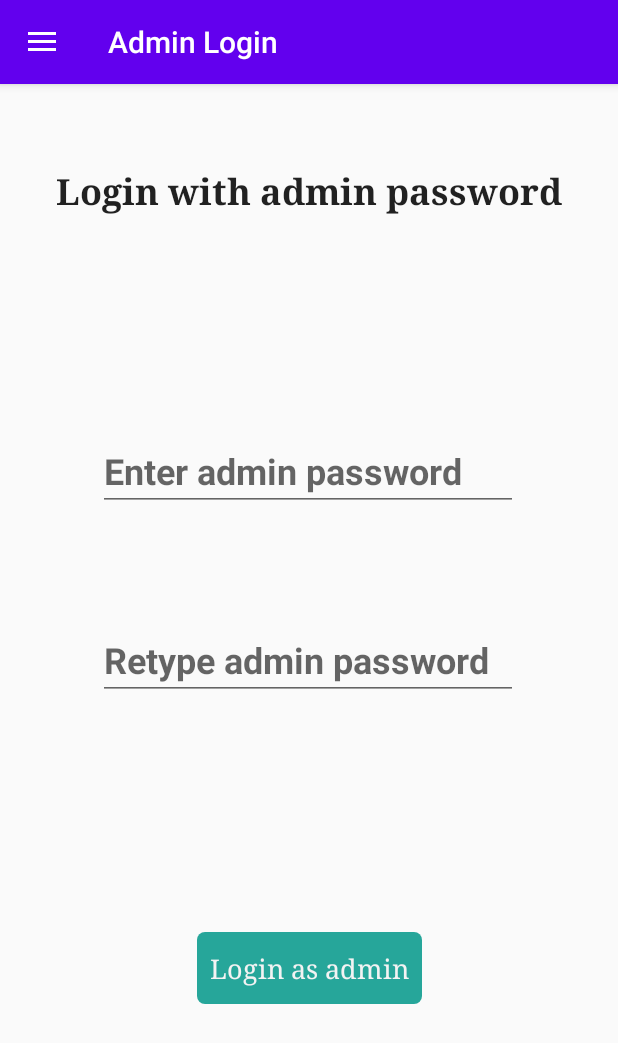
After one commit to ckuessner/vivacoronia-frontend, an Android app: the AdminFragment screen opened through its navigation route, on a phone screen of 412 x 824 dp. The commit adds this screen. Shown: the top 1043 px of the screen. Run offline under Robolectric (Android 15) with nearby library versions, the phone set to English and light mode, and no system bars; our stand-ins replace Volley, navigation-ui; libraries missing offline, so code that uses them is left out: com.jakewharton.threetenabp; 1 statement that could not run was skipped.

Commit message:
added a way to login as admin, can't test since backend not properly working for adminJWT

```diff
--- a/VivaCoronia/app/src/main/AndroidManifest.xml
+++ b/VivaCoronia/app/src/main/AndroidManifest.xml
@@ -19,10 +19,6 @@
         android:roundIcon="@mipmap/ic_launcher_round"
         android:supportsRtl="true"
         android:theme="@style/AppTheme">
-        <activity
-            android:name=".authentication.AdminLogin"
-            android:launchMode="singleInstance">
-        </activity>
         <activity android:name=".mainActivity.StartActivity">
             <intent-filter>
                 <action android:name="android.intent.action.MAIN" />
--- /dev/null
+++ b/VivaCoronia/app/src/main/java/de/tudarmstadt/iptk/foxtrot/vivacoronia/authentication/AdminFragment.kt
@@ -0,0 +1,90 @@
+package de.tudarmstadt.iptk.foxtrot.vivacoronia.authentication
+
+import android.content.Context
+import android.os.Bundle
+import androidx.fragment.app.Fragment
+import android.view.LayoutInflater
+import android.view.View
+import android.view.ViewGroup
+import android.widget.Button
+import android.widget.TextView
+import android.widget.Toast
+import de.tudarmstadt.iptk.foxtrot.vivacoronia.R
+import kotlinx.coroutines.GlobalScope
+import kotlinx.coroutines.launch
+
+// TODO: Rename parameter arguments, choose names that match
+// the fragment initialization parameters, e.g. ARG_ITEM_NUMBER
+private const val ARG_PARAM1 = "param1"
+private const val ARG_PARAM2 = "param2"
+
+/**
+ * A simple [Fragment] subclass.
+ * Use the [AdminFragment.newInstance] factory method to
+ * create an instance of this fragment.
+ */
+class AdminFragment : Fragment() {
+    // TODO: Rename and change types of parameters
+    private var param1: String? = null
+    private var param2: String? = null
+
+    override fun onCreate(savedInstanceState: Bundle?) {
+        super.onCreate(savedInstanceState)
+        arguments?.let {
+            param1 = it.getString(ARG_PARAM1)
+            param2 = it.getString(ARG_PARAM2)
+        }
+    }
+
+    override fun onCreateView(
+        inflater: LayoutInflater, container: ViewGroup?,
+        savedInstanceState: Bundle?
+    ): View? {
+        // Inflate the layout for this fragment
+        val view =  inflater.inflate(R.layout.fragment_admin, container, false)
+        setLoginLogic(requireActivity(), view)
+        return view
+    }
+
+    private fun setLoginLogic(ctx: Context, view: View){
+        val loginBtn = view.findViewById<Button>(R.id.adminLogin)
+        val firstPw = view.findViewById<TextView>(R.id.adminPw)
+        val secondPw = view.findViewById<TextView>(R.id.adminPwRe)
+
+        loginBtn.setOnClickListener {
+            val canContinue = TextViewUtils.checkMatchingPasswords(firstPw, secondPw)
+            if (canContinue){
+                val pw = firstPw.text.toString()
+                // we use empty userID because adminJWT doesn't need userID
+                GlobalScope.launch {
+                    val succJWT = AuthenticationCommunicator.makeNewJWT(ctx, pw, "", true)
+                    requireActivity().runOnUiThread {
+                        if(succJWT) //TODO: equivalent of fragment closing to get to mainActivity
+                        else Toast.makeText(ctx, "Something went wrong, please check your internet and try again", Toast.LENGTH_SHORT).show()
+                    }
+                }
+            }
+        }
+    }
+
+
+    companion object {
+        /**
+         * Use this factory method to create a new instance of
+         * this fragment using the provided parameters.
+         *
+         * @param param1 Parameter 1.
+         * @param param2 Parameter 2.
+         * @return A new instance of fragment AdminFragment.
+         */
+        // TODO: Rename and change types and number of parameters
+        @JvmStatic
+        fun newInstance(param1: String, param2: String) =
+            AdminFragment().apply {
+                arguments = Bundle().apply {
+                    putString(ARG_PARAM1, param1)
+                    putString(ARG_PARAM2, param2)
+                }
+            }
+    }
+}
--- a/VivaCoronia/app/src/main/java/de/tudarmstadt/iptk/foxtrot/vivacoronia/mainActivity/MainActivity.kt
+++ b/VivaCoronia/app/src/main/java/de/tudarmstadt/iptk/foxtrot/vivacoronia/mainActivity/MainActivity.kt
@@ -74,7 +74,8 @@ class MainActivity : AppCompatActivity() {
                 R.id.tradingOverviewFragment,
                 R.id.achievementsFragment,
                 R.id.infectionStatusFragment,
-                R.id.spreadMapFragment
+                R.id.spreadMapFragment,
+                R.id.adminLoginFragment
             ),
             findViewById<DrawerLayout>(R.id.drawer_layout)
         )
@@ -105,6 +106,9 @@ class MainActivity : AppCompatActivity() {
                 }
                 R.id.menu_item_spreadmap -> {
                     navController.navigate(R.id.spreadMapFragment)
+                }
+                R.id.menu_item_adminLogin -> {
+                    navController.navigate(R.id.adminLoginFragment)
                 }
             }
             findViewById<DrawerLayout>(R.id.drawer_layout).closeDrawer(navView)
--- /dev/null
+++ b/VivaCoronia/app/src/main/res/layout/fragment_admin.xml
@@ -0,0 +1,71 @@
+<FrameLayout xmlns:android="http://schemas.android.com/apk/res/android"
+    xmlns:app="http://schemas.android.com/apk/res-auto"
+    xmlns:tools="http://schemas.android.com/tools"
+    android:layout_width="match_parent"
+    android:layout_height="match_parent"
+    tools:context="de.tudarmstadt.iptk.foxtrot.vivacoronia.authentication.AdminFragment">
+
+    <androidx.constraintlayout.widget.ConstraintLayout
+        android:layout_width="match_parent"
+        android:layout_height="match_parent">
+
+        <TextView
+            android:id="@+id/adminInfo"
+            android:layout_width="wrap_content"
+            android:layout_height="wrap_content"
+            android:text="@string/admin_info"
+            android:textAppearance="@style/TextAppearance.AppCompat.Body1"
+            android:textSize="24sp"
+            android:textStyle="bold"
+            app:layout_constraintBottom_toBottomOf="parent"
+            app:layout_constraintEnd_toEndOf="parent"
+            app:layout_constraintStart_toStartOf="parent"
+            app:layout_constraintTop_toTopOf="parent"
+            app:layout_constraintVertical_bias="0.074" />
+
+        <EditText
+            android:id="@+id/adminPw"
+            android:layout_width="wrap_content"
+            android:layout_height="wrap_content"
+            android:ems="10"
+            android:hint="@string/admin_pw"
+            android:inputType="textPassword"
+            android:textSize="24sp"
+            android:textStyle="bold"
+            app:layout_constraintBottom_toBottomOf="parent"
+            app:layout_constraintEnd_toEndOf="parent"
+            app:layout_constraintHorizontal_bias="0.497"
+            app:layout_constraintStart_toStartOf="parent"
+            app:layout_constraintTop_toBottomOf="@+id/adminInfo"
+            app:layout_constraintVertical_bias="0.229" />
+
+        <EditText
+            android:id="@+id/adminPwRe"
+            android:layout_width="wrap_content"
+            android:layout_height="wrap_content"
+            android:ems="10"
+            android:hint="@string/admin_pwRe"
+            android:inputType="textPassword"
+            android:textSize="24sp"
+            android:textStyle="bold"
+            app:layout_constraintBottom_toBottomOf="parent"
+            app:layout_constraintEnd_toEndOf="parent"
+            app:layout_constraintHorizontal_bias="0.497"
+            app:layout_constraintStart_toStartOf="parent"
+            app:layout_constraintTop_toBottomOf="@+id/adminPw"
+            app:layout_constraintVertical_bias="0.169" />
+
+        <Button
+            android:id="@+id/adminLogin"
+            android:layout_width="150sp"
+            android:layout_height="wrap_content"
+            android:background="@drawable/btn_custom"
+            android:text="@string/admin_button"
+            android:textSize="18sp"
+            app:layout_constraintBottom_toBottomOf="parent"
+            app:layout_constraintEnd_toEndOf="parent"
+            app:layout_constraintStart_toStartOf="parent"
+            app:layout_constraintTop_toBottomOf="@+id/adminPwRe" />
+    </androidx.constraintlayout.widget.ConstraintLayout>
+
+</FrameLayout>
--- a/VivaCoronia/app/src/main/res/menu/nav_menu.xml
+++ b/VivaCoronia/app/src/main/res/menu/nav_menu.xml
@@ -27,5 +27,10 @@
         android:title="Spreadmap"
         android:icon="@drawable/ic_corona"/>
 
+    <item
+        android:id="@+id/menu_item_adminLogin"
+        android:title="AdminLogin"
+        />
+
 
 </menu>
--- a/VivaCoronia/app/src/main/res/navigation/nav_graph.xml
+++ b/VivaCoronia/app/src/main/res/navigation/nav_graph.xml
@@ -31,4 +31,10 @@
         android:name="de.tudarmstadt.iptk.foxtrot.vivacoronia.spreadMap.SpreadMapFragment"
         android:label="Spread Map"
         tools:layout="@layout/fragment_spread_map" />
+    <fragment
+        android:id="@+id/adminLoginFragment"
+        android:name="de.tudarmstadt.iptk.foxtrot.vivacoronia.authentication.AdminFragment"
+        android:label="Admin Login"
+        tools:layout="@layout/fragment_admin"
+        />
 </navigation>
```
Also changed, not shown: VivaCoronia/app/src/main/java/de/tudarmstadt/iptk/foxtrot/vivacoronia/authentication/AdminLogin.kt (deleted, +0 -43 lines), VivaCoronia/app/src/main/java/de/tudarmstadt/iptk/foxtrot/vivacoronia/authentication/AuthenticationCommunicator.kt (+8 -1 lines), VivaCoronia/app/src/main/res/layout/activity_admin_login.xml (deleted, +0 -66 lines).
